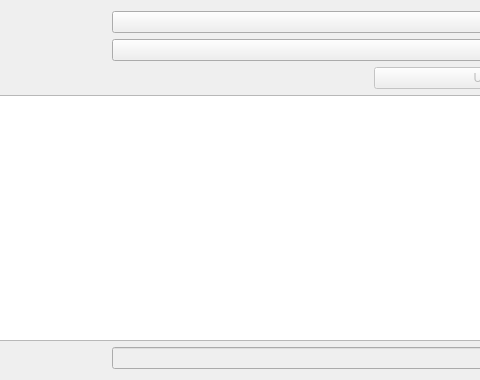
The window that src/gui.ui (JKSH/QtSdkRepoChooser) describes before a commit, drawn with Qt 5; both pictures show x 160 to 640 and y 0 to 380 of the 800 by 380 pixel window.
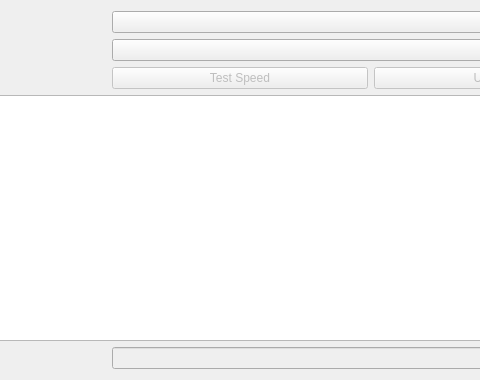
The same window after the commit.

Commit message: add timing + test mirror speed

Patch:
```diff
--- a/src/gui.ui
+++ b/src/gui.ui
@@ -97,6 +97,16 @@
      </property>
     </widget>
    </item>
+   <item row="2" column="1">
+    <widget class="QPushButton" name="pushButton_test">
+     <property name="enabled">
+      <bool>false</bool>
+     </property>
+     <property name="text">
+      <string>Test Speed</string>
+     </property>
+    </widget>
+   </item>
   </layout>
  </widget>
  <layoutdefault spacing="6" margin="11"/>
```
The commit also changes 5 other files.
